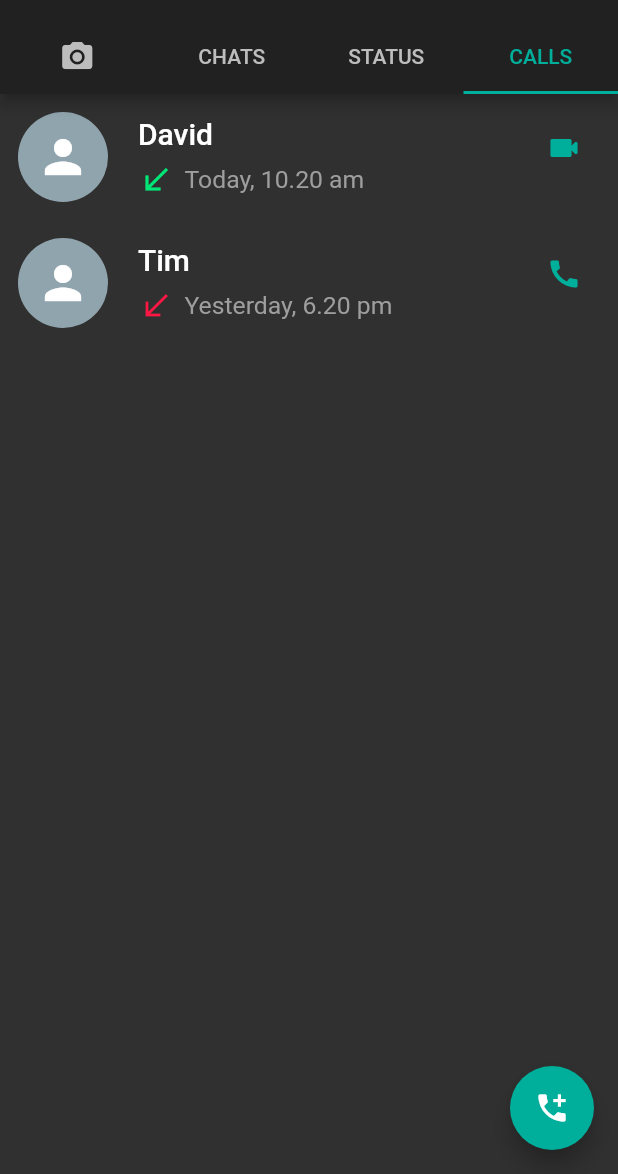
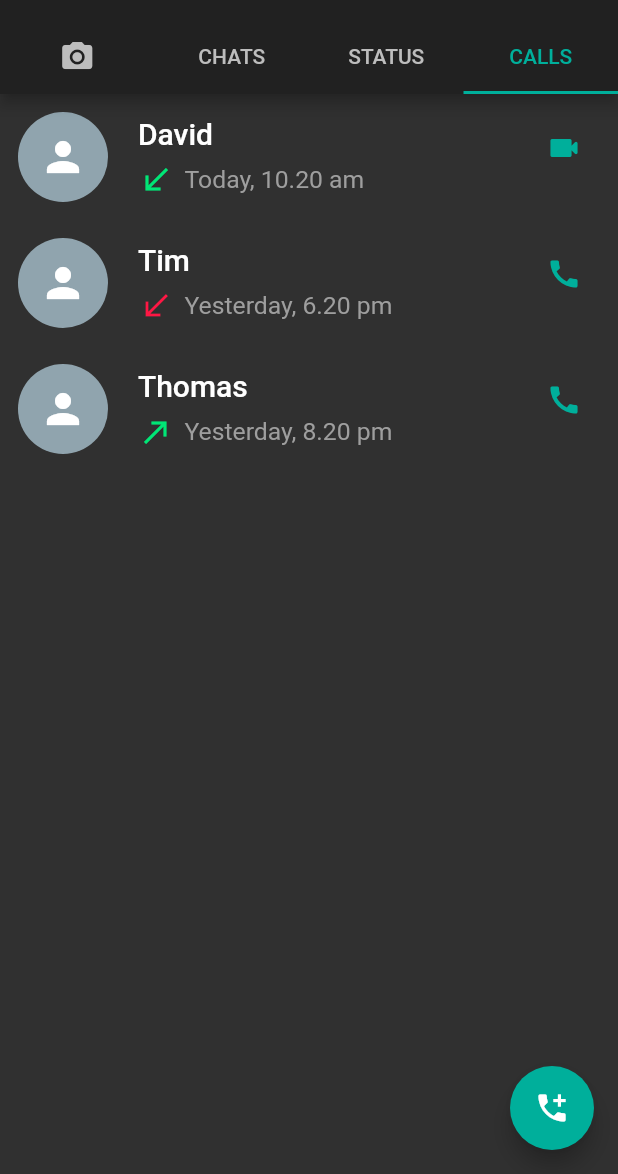
Before and after one commit to Manojkc15/Whatsapp-UI, a Flutter app: the screen it shows after launch, tab 4 chosen, on a phone screen of 412 x 824 dp, the part 62-1236 px from its top. Run offline on Flutter 3.47's test engine with Material 2 defaults, Android fonts, the phone set to English and light mode, and no system bars.

Commit message:
initial commit

```diff
--- a/lib/calls/calls.dart
+++ b/lib/calls/calls.dart
@@ -22,6 +22,13 @@ class Calls extends StatelessWidget {
             color: Colors.redAccent.shade400,
             iconType: Icons.call,
           ),
+          CallsCard(
+            name: 'Thomas',
+            time: 'Yesterday, 8.20 pm',
+            icon: Icons.call_made,
+            color: Colors.greenAccent.shade400,
+            iconType: Icons.call,
+          ),
         ],
       ),
       floatingActionButton: FloatingActionButton(
--- a/lib/calls/callscard.dart
+++ b/lib/calls/callscard.dart
@@ -26,11 +26,12 @@ class CallsCard extends StatelessWidget {
           crossAxisAlignment: CrossAxisAlignment.start,
           children: [
             CircleAvatar(
-              child: Icon(
-                Icons.person,
-                size: 36.0,
+              child: IconButton(
+                onPressed: () {},
+                icon: Icon(Icons.person,
+                size: 32.0,
                 color: Colors.white,
-              ),
+              ),),
               radius: 30.0,
               backgroundColor: Colors.blueGrey[300],
             ),
--- a/lib/main.dart
+++ b/lib/main.dart
@@ -36,10 +36,12 @@ class MyHomePage extends StatelessWidget {
             IconButton(
               onPressed: () {},
               icon: Icon(Icons.search),
+              tooltip: 'Search',
             ),
             IconButton(
               onPressed: () {},
               icon: Icon(Icons.more_vert),
+              tooltip: 'More options',
             ),
           ],
           bottom: TabBar(
```
Also changed, not shown: lib/chats/chatscard.dart (+7 -4 lines), lib/status/status.dart (+6 -5 lines).
